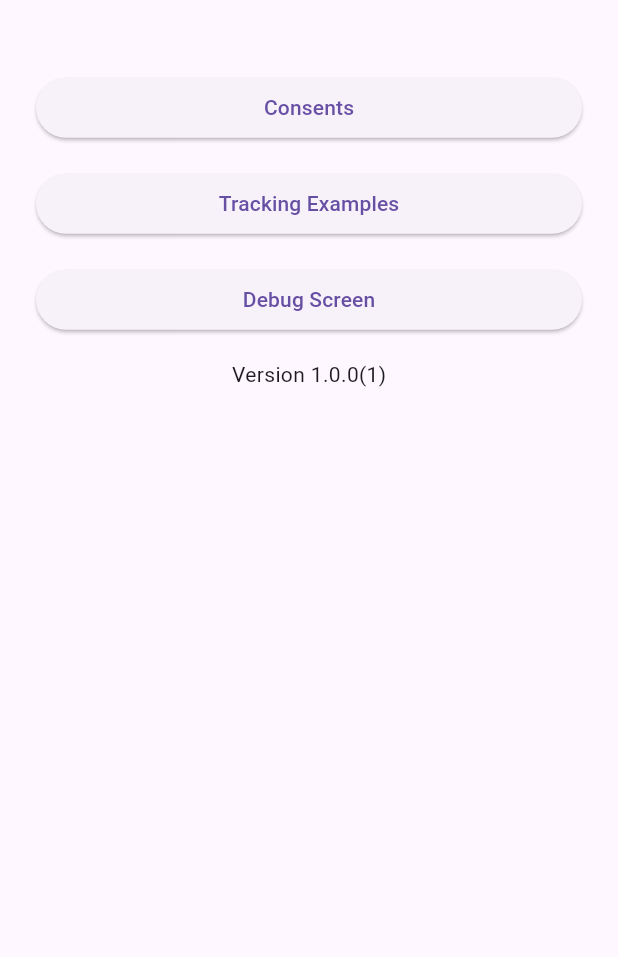
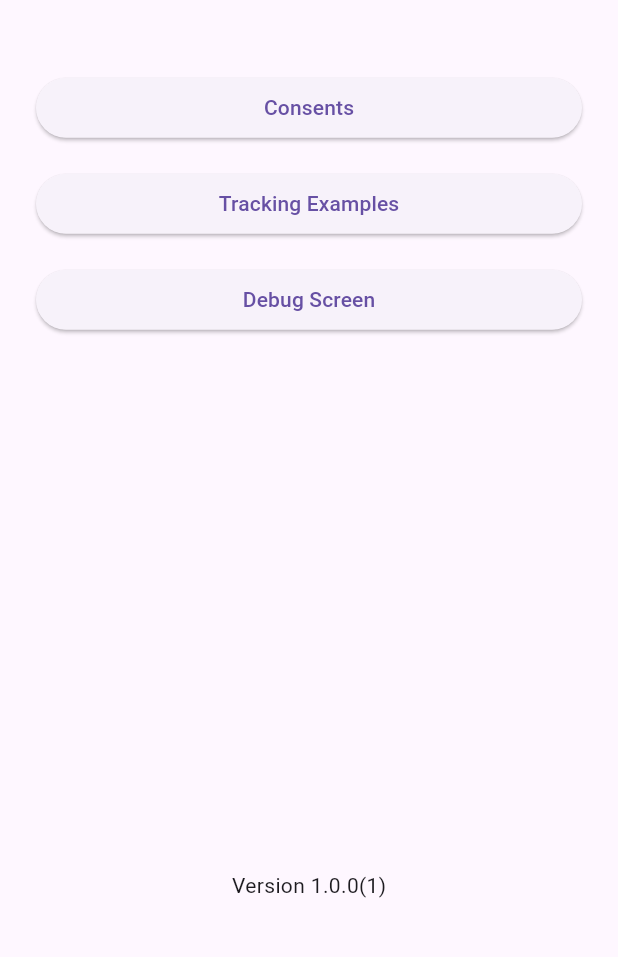
Before and after one commit to JENTISDev/jentis-sdk-flutter, a Flutter app: the screen it shows after launch, on a phone screen of 412 x 824 dp, the part 264-1221 px from its top. Run offline on Flutter 3.47's test engine with Material 3 defaults, Android fonts, the phone set to English and light mode, and no system bars; our stand-ins replace flutter_riverpod, flutter_svg, freezed_annotation, go_router, package_info_plus, riverpod_annotation and 1 more; missing offline and left inert: flutter_json_view; generated files the repository leaves out were written again.

Commit message:
Small layout improvement

```diff
--- a/example/lib/main.dart
+++ b/example/lib/main.dart
@@ -149,6 +149,9 @@ class _MyAppState extends ConsumerState<MyApp> {
       ),
       body: Padding(
         padding: const EdgeInsets.symmetric(horizontal: 24.0),
+        child: Column(
+          children: [
+            Expanded(
               child: SingleChildScrollView(
                 child: Column(
                   crossAxisAlignment: CrossAxisAlignment.stretch,
@@ -180,28 +183,33 @@ class _MyAppState extends ConsumerState<MyApp> {
                     const SizedBox(height: 16.0),
                     ElevatedButton(
                       onPressed:
-                    () => GoRouter.of(context).push('./${TrackingScreen.path}'),
+                          () => GoRouter.of(
+                            context,
+                          ).push('./${TrackingScreen.path}'),
                       child: Text(Strings.of(context).trackingExamples),
                     ),
                     const SizedBox(height: 16.0),
                     ElevatedButton(
                       onPressed:
-                    () => GoRouter.of(context).push('./${DebugScreen.path}'),
+                          () => GoRouter.of(
+                            context,
+                          ).push('./${DebugScreen.path}'),
                       child: Text(Strings.of(context).debugScreen),
+                    ),
+                  ],
+                ),
+              ),
             ),
             const SizedBox(height: 16.0),
             Center(
               child: Text(
-                  Strings.of(
-                    context,
-                  ).version(widget.version, widget.buildNumber),
+                Strings.of(context).version(widget.version, widget.buildNumber),
               ),
             ),
             const SizedBox(height: 48.0),
           ],
         ),
       ),
-      ),
     );
   }
 }
```
Lines whose indentation alone changed are shown as unchanged.
